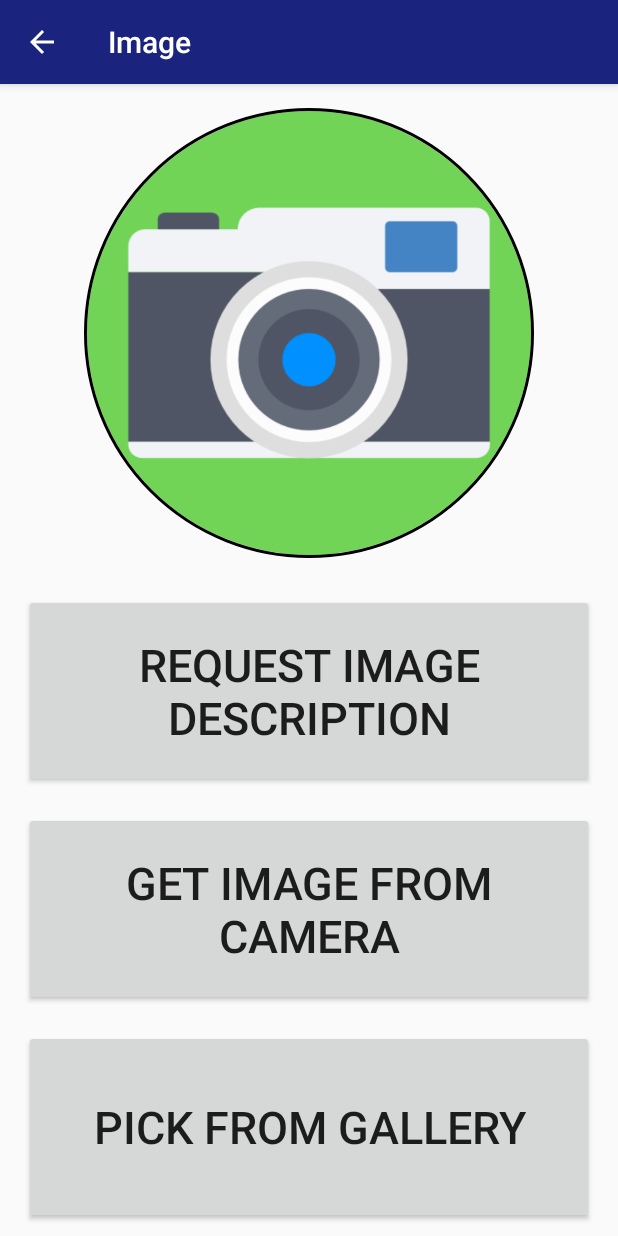
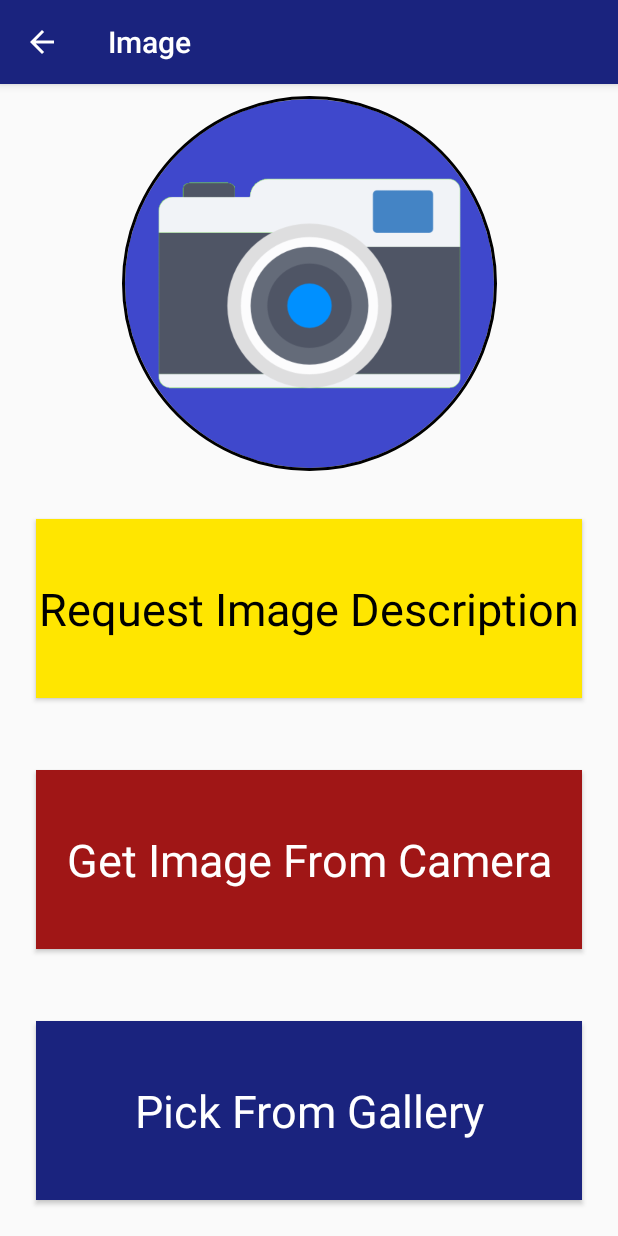
Before and after one commit to drozas/whatsthere, an Android app: the ImageActivity screen opened directly, with no data from a screen before it, on a phone screen of 412 x 824 dp. Run offline under Robolectric (Android 15) with nearby library versions, the phone set to English and light mode, and no system bars; our stand-ins replace CircleImageView.

Commit message:
camera permission request + colour scheme and style

```diff
--- a/WhatsThere/app/src/main/AndroidManifest.xml
+++ b/WhatsThere/app/src/main/AndroidManifest.xml
@@ -3,7 +3,7 @@
     package="es.whatsthere">
 
     <uses-permission android:name="android.permission.INTERNET" />
-    <uses-permission android:name="android.permission.RECORD_AUDIO" />
+    <uses-permission android:name="android.permission.CAMERA" />
     <uses-permission android:name="android.permission.WRITE_EXTERNAL_STORAGE" />
     <uses-permission android:name="android.permission.READ_EXTERNAL_STORAGE" />
 
--- a/WhatsThere/app/src/main/java/es/whatsthere/MainActivity.java
+++ b/WhatsThere/app/src/main/java/es/whatsthere/MainActivity.java
@@ -19,7 +19,7 @@ import java.util.Locale;
 public class MainActivity extends AppCompatActivity implements View.OnClickListener{
 
     TextToSpeech tts;
-    private int SETTINGS_ACTION = 1;
+   // private int SETTINGS_ACTION = 1;
 
     @Override
     protected void onCreate(Bundle savedInstanceState) {
@@ -108,7 +108,7 @@ public class MainActivity extends AppCompatActivity implements View.OnClickListe
                 break;
 
             case R.id.videoButton:
-                ConvertTextToSpeech("Video mode selected.");
+                ConvertTextToSpeech("Video mode not available.");
                 /* Intent takeVideoIntent = new Intent(MediaStore.ACTION_VIDEO_CAPTURE);
                 if (takeVideoIntent.resolveActivity(getPackageManager()) != null) {
                     startActivityForResult(takeVideoIntent, REQUEST_VIDEO_CAPTURE);
--- a/WhatsThere/app/src/main/res/layout/content_image.xml
+++ b/WhatsThere/app/src/main/res/layout/content_image.xml
@@ -21,13 +21,13 @@
 
   <de.hdodenhof.circleimageview.CircleImageView
       android:id="@+id/userProfileImage"
-      android:layout_width="300dp"
-      android:layout_height="300dp"
+      android:layout_width="250dp"
+      android:layout_height="250dp"
       android:layout_gravity="center"
-      android:layout_marginStart="16dp"
-      android:layout_marginTop="16dp"
-      android:layout_marginEnd="16dp"
-      android:layout_marginBottom="16dp"
+      android:layout_marginStart="32dp"
+      android:layout_marginTop="8dp"
+      android:layout_marginEnd="32dp"
+      android:layout_marginBottom="8dp"
       android:src="@drawable/camera"
       app:civ_border_color="#FF000000"
       app:civ_border_width="2dp"
@@ -40,11 +40,14 @@
       android:id="@+id/descriptionButton"
       android:layout_width="0dp"
       android:layout_height="0dp"
-      android:layout_marginStart="16dp"
-      android:layout_marginTop="8dp"
-      android:layout_marginEnd="16dp"
-      android:layout_marginBottom="8dp"
+      android:layout_marginStart="24dp"
+      android:layout_marginTop="24dp"
+      android:layout_marginEnd="24dp"
+      android:layout_marginBottom="24dp"
+      android:background="@color/yellow"
       android:text="@string/modo_descripcion"
+      android:textAppearance="@style/TextAppearance.AppCompat.Headline"
+      android:textColor="@color/black"
       android:textSize="30sp"
       app:layout_constraintBottom_toTopOf="@+id/imageButton"
       app:layout_constraintEnd_toEndOf="parent"
@@ -56,12 +59,15 @@
       android:id="@+id/imageButton"
       android:layout_width="0dp"
       android:layout_height="0dp"
-      android:layout_marginStart="16dp"
-      android:layout_marginTop="8dp"
-      android:layout_marginEnd="16dp"
-      android:layout_marginBottom="8dp"
+      android:layout_marginStart="24dp"
+      android:layout_marginTop="24dp"
+      android:layout_marginEnd="24dp"
+      android:layout_marginBottom="24dp"
+      android:background="@color/darkred"
       android:onClick="takeUserImage"
       android:text="@string/camara"
+      android:textAppearance="@style/TextAppearance.AppCompat.Headline"
+      android:textColor="@color/white"
       android:textSize="30sp"
       app:layout_constraintBottom_toTopOf="@+id/videoButton"
       app:layout_constraintEnd_toEndOf="parent"
@@ -75,13 +81,16 @@
       android:id="@+id/videoButton"
       android:layout_width="0dp"
       android:layout_height="0dp"
-      android:layout_marginStart="16dp"
-      android:layout_marginTop="8dp"
-      android:layout_marginEnd="16dp"
-      android:layout_marginBottom="8dp"
+      android:layout_marginStart="24dp"
+      android:layout_marginTop="24dp"
+      android:layout_marginEnd="24dp"
+      android:layout_marginBottom="24dp"
+      android:background="@color/blue"
+      android:onClick="pickFromGallery"
       android:text="@string/galeria"
+      android:textAppearance="@style/TextAppearance.AppCompat.Headline"
+      android:textColor="@color/white"
       android:textSize="30sp"
-      android:onClick="pickFromGallery"
       app:layout_constraintBottom_toBottomOf="parent"
       app:layout_constraintEnd_toEndOf="parent"
       app:layout_constraintHorizontal_bias="1.0"
--- a/WhatsThere/app/src/main/res/values/colors.xml
+++ b/WhatsThere/app/src/main/res/values/colors.xml
@@ -1,8 +1,9 @@
 <?xml version="1.0" encoding="utf-8"?>
 <resources>
-    <color name="blue">#1a237e</color>
+    <color name="blue">#1A237E</color>
     <color name="navyblue">#000051</color>
-    <color name="hotpink">#e91e63</color>
+    <color name="darkred">#A01616</color>
     <color name="black">#000000</color>
-    <color name="white">#ffffff</color>
+    <color name="white">#FFFFFF</color>
+    <color name="yellow">#FFE600</color>
 </resources>
--- a/WhatsThere/app/src/main/res/values/strings.xml
+++ b/WhatsThere/app/src/main/res/values/strings.xml
@@ -1,12 +1,12 @@
 <resources>
     <string name="app_name">What\'s There</string>
     <string name="title_activity_image">Image</string>
-    <string name="modo_imagen">Image mode</string>
-    <string name="modo_video">Video mode</string>
-    <string name="galeria">Pick from gallery</string>
-    <string name="camara">Get image from camera</string>
+    <string name="modo_imagen">Image Mode</string>
+    <string name="modo_video">Video Mode</string>
+    <string name="galeria">Pick From Gallery</string>
+    <string name="camara">Get Image From Camera</string>
     <string name="action_settings">Settings</string>
-    <string name="modo_descripcion">Request image description</string>
+    <string name="modo_descripcion">Request Image Description</string>
     <string name="title_activity_settings">Settings</string>
 
     <!-- Preference Titles -->
--- a/WhatsThere/app/src/main/res/values/styles.xml
+++ b/WhatsThere/app/src/main/res/values/styles.xml
@@ -5,16 +5,15 @@
         <!-- Customize your theme here. -->
         <item name="colorPrimary">@color/blue</item>
         <item name="colorPrimaryDark">@color/navyblue</item>
-        <item name="colorAccent">@color/hotpink</item>
+        <item name="colorAccent">@color/darkred</item>
         <item name="windowActionBar">false</item>
         <item name="windowNoTitle">true</item>
     </style>
 
     <style name="AppTheme.Dark" parent="Theme.AppCompat.DayNight.NoActionBar">
-        <!-- Customize your theme here. -->
-        <item name="colorPrimary">@color/hotpink</item>
+        <item name="colorPrimary">@color/blue</item>
         <item name="colorPrimaryDark">@color/blue</item>
-        <item name="colorAccent">@color/hotpink</item>
+        <item name="colorAccent">@color/darkred</item>
         <item name="background">@color/black</item>
         <item name="windowActionBar">false</item>
         <item name="windowNoTitle">true</item>
```
Also changed, not shown: WhatsThere/app/src/main/java/es/whatsthere/ImageActivity.java (+33 -5 lines), WhatsThere/app/src/main/res/layout/content_main.xml (+12 -6 lines), WhatsThere/app/src/main/res/drawable/camera.png.
